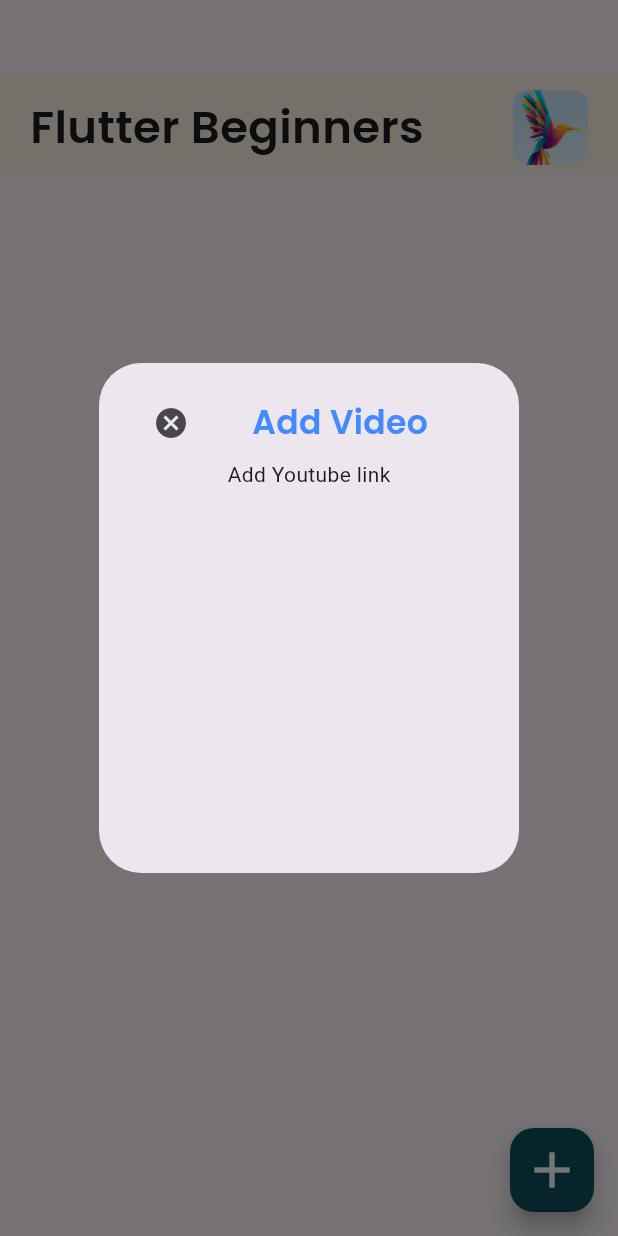
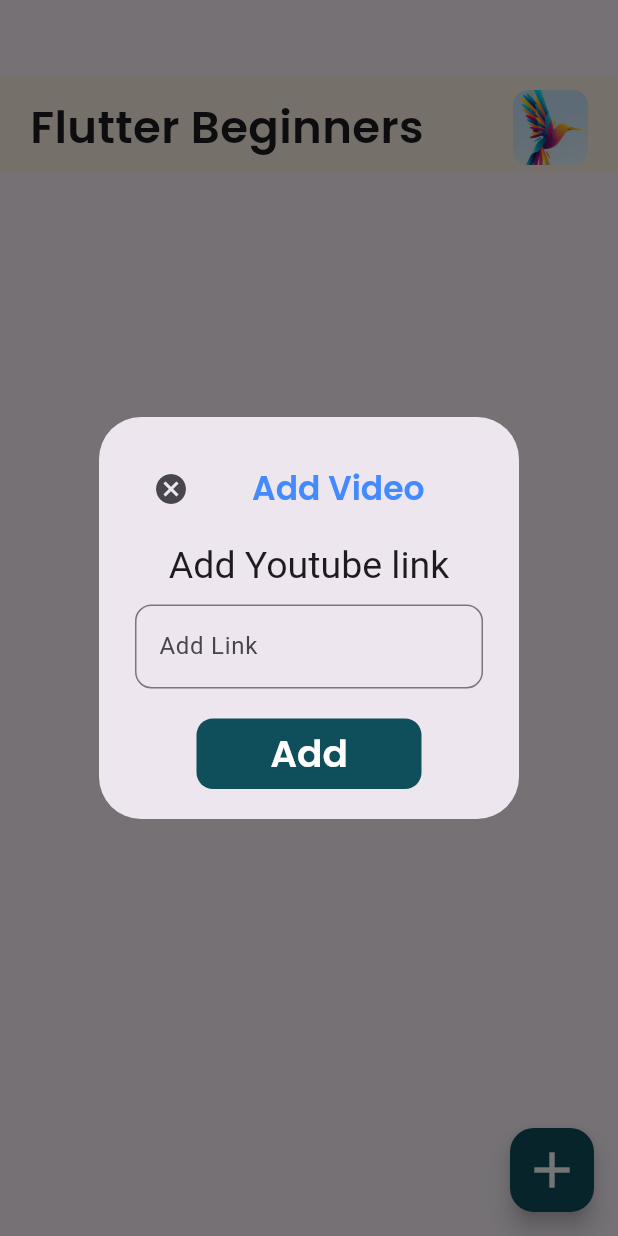
Before and after one commit to saliq03/Youtube-Video-Player, a Flutter app: the AllVideos screen opened directly, after a tap on the "add" icon, on a phone screen of 412 x 824 dp. Run offline on Flutter 3.47's test engine with Material 3 defaults, Android fonts, the phone set to English and light mode, and no system bars; our stand-ins replace image_picker.

Commit message:
designing

```diff
--- a/lib/All_videos.dart
+++ b/lib/All_videos.dart
@@ -51,8 +51,7 @@
   ShowDialogBox(){
     return showDialog(context: context, builder: (BuildContext){
       return AlertDialog(
-        content: Container(
-        height:300,
+        title:  Container(
           child: Column(
             children: [
               Row(
@@ -60,7 +59,32 @@
                 SizedBox(width: 30,),
                   Text("Add Video",style: TextStyle(color: Colors.blueAccent,fontFamily: "Poppins",fontWeight: FontWeight.bold,fontSize: 22),)
                 ]),
-              Text("Add Youtube link"),
+              SizedBox(height: 10,),
+              Text("Add Youtube link",style: TextStyle(fontSize: 25,),),
+              SizedBox(height: 10,),
+              TextField(
+                    decoration: InputDecoration(
+                      hintText: "Add Link",
+                      border: OutlineInputBorder(
+                        borderRadius: BorderRadius.circular(11),
+                      )
+                    ),),
+              SizedBox(height: 20,),
+              GestureDetector(
+                onTap: (){
+                  Navigator.pop(context);
+                },
+                child: Container(
+                  padding: EdgeInsets.symmetric(vertical: 7),
+                  width: 150,
+                  decoration: BoxDecoration(
+                    borderRadius: BorderRadius.circular(11),
+                    color: Color(0xFF0F4E5B),
+                  ),
+                  child: Center(child: Text("Add",style: TextStyle(fontFamily: "Poppins",color: Colors.white,fontSize: 25,fontWeight: FontWeight.bold),)),
+                ),
+              )
+
             ],
           ),
         )
```
